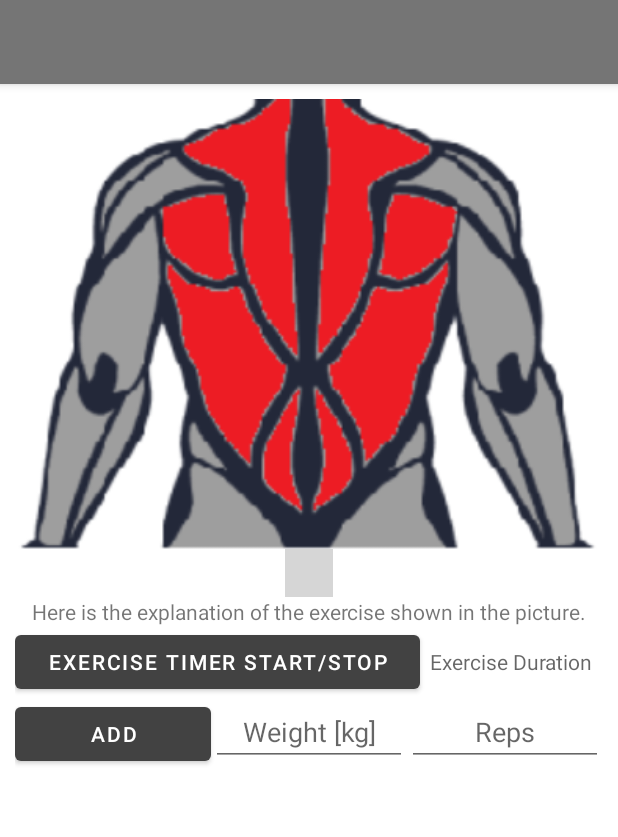
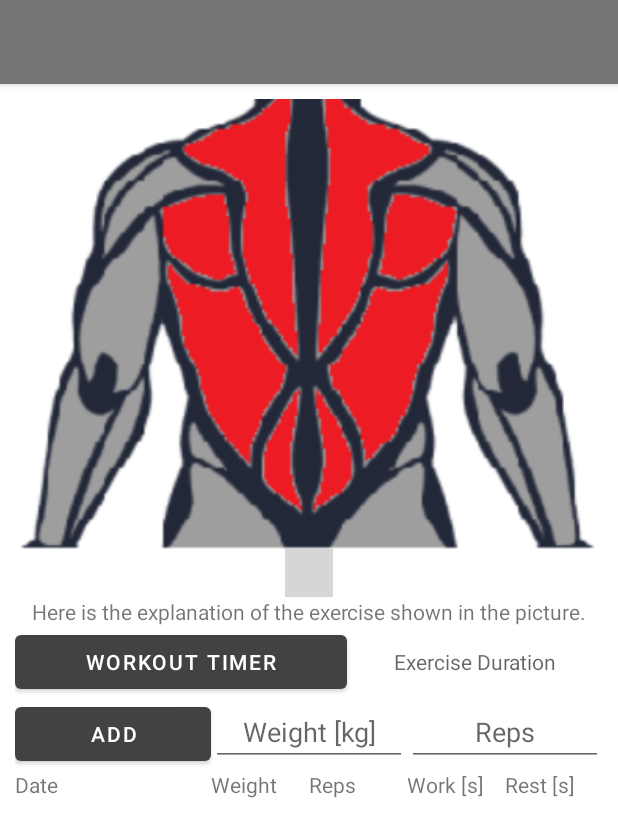
Before and after one commit to srdjankarlo/FitnessApp, an Android app: the OneExerciseActivity_0_0_0 screen opened directly, with no data from a screen before it, on a phone screen of 412 x 824 dp. Shown: the top 837 px of the screen. Run offline under Robolectric (Android 15) with nearby library versions, the phone set to English and light mode, and no system bars; libraries missing offline, so code that uses them is left out: com.tbuonomo.viewpagerdotsindicator; plain views replace DotsIndicator; 3 statements that could not run were skipped; grey boxes are pictures that could not be loaded.

Commit message:
minor change

```diff
--- a/app/src/main/res/layout/activity_diet.xml
+++ b/app/src/main/res/layout/activity_diet.xml
@@ -7,6 +7,17 @@
     tools:context=".DietActivity_0_1">
 
     <!--    // ToDo: add plot above recycler view-->
+
+    <ScrollView
+        android:layout_width="match_parent"
+        android:layout_height="match_parent"
+        android:id="@+id/id_ac_di_ScrollView"
+        app:layout_constraintTop_toTopOf="parent">
+
+        <androidx.constraintlayout.widget.ConstraintLayout
+            android:layout_width="match_parent"
+            android:layout_height="match_parent"
+            android:id="@+id/id_ac_di_ConstraintLayout">
 
             <Button
                 android:id="@+id/id_ac_di_Button"
@@ -71,3 +82,7 @@
                 android:layout_height="wrap_content"/>
 
         </androidx.constraintlayout.widget.ConstraintLayout>
+
+    </ScrollView>
+
+</androidx.constraintlayout.widget.ConstraintLayout>
--- a/app/src/main/res/layout/activity_one_exercise.xml
+++ b/app/src/main/res/layout/activity_one_exercise.xml
@@ -15,7 +15,7 @@
 
         <androidx.constraintlayout.widget.ConstraintLayout
             android:layout_width="match_parent"
-            android:layout_height="wrap_content"
+            android:layout_height="match_parent"
             android:id="@+id/id_ac_on_ex_Layout1">
 
             <androidx.viewpager2.widget.ViewPager2
@@ -56,7 +56,7 @@
                     android:layout_width="wrap_content"
                     android:layout_height="wrap_content"
                     android:layout_weight="1"
-                    android:text="Exercise Timer Start/Stop"
+                    android:text="Workout timer"
                     android:onClick="DurationTimer"/>
 
                 <TextView
@@ -103,12 +103,50 @@
 
             </androidx.appcompat.widget.LinearLayoutCompat>
 
+            <LinearLayout
+                android:id="@+id/id_ac_on_ex_RecViewHeadline"
+                android:layout_width="match_parent"
+                android:layout_height="wrap_content"
+                app:layout_constraintTop_toBottomOf="@+id/id_ac_on_ex_Layout3">
+
+                <TextView
+                    android:layout_width="0dp"
+                    android:layout_height="wrap_content"
+                    android:text="Date"
+                    android:layout_weight="2"/>
+
+                <TextView
+                    android:layout_width="0dp"
+                    android:layout_height="wrap_content"
+                    android:text="Weight"
+                    android:layout_weight="1"/>
+
+                <TextView
+                    android:layout_width="0dp"
+                    android:layout_height="wrap_content"
+                    android:text="Reps"
+                    android:layout_weight="1"/>
+
+                <TextView
+                    android:layout_width="0dp"
+                    android:layout_height="wrap_content"
+                    android:text="Work [s]"
+                    android:layout_weight="1"/>
+
+                <TextView
+                    android:layout_width="0dp"
+                    android:layout_height="wrap_content"
+                    android:text="Rest [s]"
+                    android:layout_weight="1"/>
+
+            </LinearLayout>
+
             <androidx.recyclerview.widget.RecyclerView
                 android:id="@+id/id_ac_on_ex_RecView1"
                 android:layout_width="match_parent"
                 android:layout_height="wrap_content"
                 android:background="@color/gray_light"
-                app:layout_constraintTop_toBottomOf="@+id/id_ac_on_ex_Layout3"
+                app:layout_constraintTop_toBottomOf="@+id/id_ac_on_ex_RecViewHeadline"
                 app:layout_constraintStart_toStartOf="@+id/id_ac_on_ex_Layout1"
                 app:layout_constraintEnd_toEndOf="@+id/id_ac_on_ex_Layout1"/>
 
```
Lines whose indentation alone changed are shown as unchanged.
